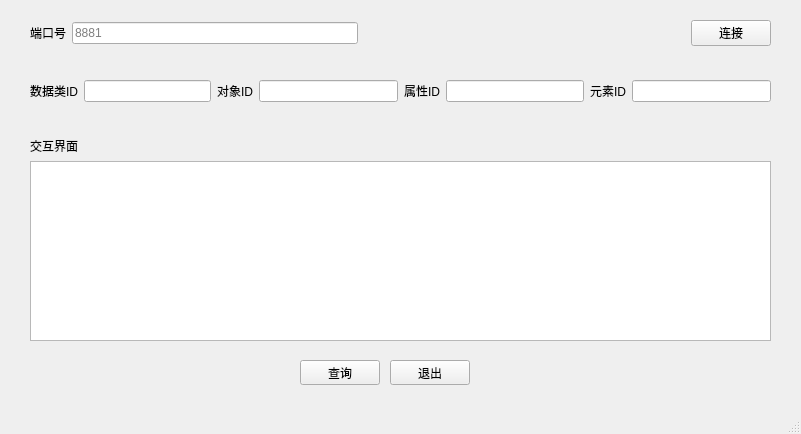
The window that 20999QUERY/querytest.ui (perbright/UDPClient) describes before a commit, drawn with Qt 5.
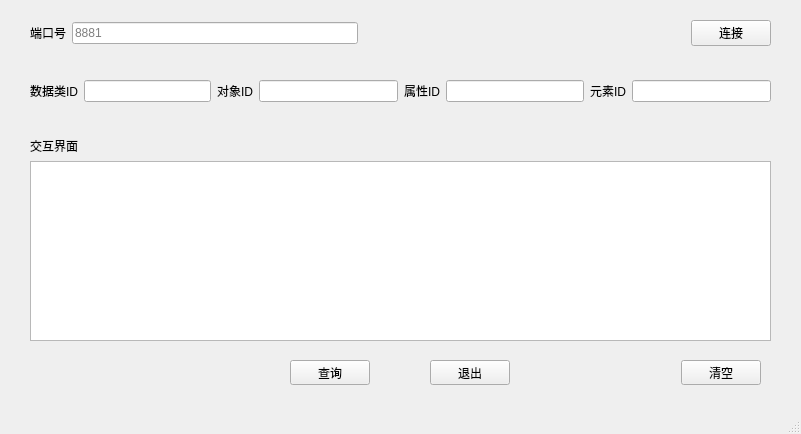
The same window after the commit.

```diff
--- a/20999QUERY/querytest.ui
+++ b/20999QUERY/querytest.ui
@@ -17,13 +17,65 @@
    <widget class="QWidget" name="layoutWidget">
     <property name="geometry">
      <rect>
-      <x>300</x>
+      <x>70</x>
       <y>360</y>
-      <width>170</width>
+      <width>691</width>
       <height>25</height>
      </rect>
     </property>
     <layout class="QHBoxLayout" name="horizontalLayout_6">
+     <item>
+      <spacer name="horizontalSpacer_8">
+       <property name="orientation">
+        <enum>Qt::Horizontal</enum>
+       </property>
+       <property name="sizeHint" stdset="0">
+        <size>
+         <width>40</width>
+         <height>20</height>
+        </size>
+       </property>
+      </spacer>
+     </item>
+     <item>
+      <spacer name="horizontalSpacer_7">
+       <property name="orientation">
+        <enum>Qt::Horizontal</enum>
+       </property>
+       <property name="sizeHint" stdset="0">
+        <size>
+         <width>40</width>
+         <height>20</height>
+        </size>
+       </property>
+      </spacer>
+     </item>
+     <item>
+      <spacer name="horizontalSpacer_9">
+       <property name="orientation">
+        <enum>Qt::Horizontal</enum>
+       </property>
+       <property name="sizeHint" stdset="0">
+        <size>
+         <width>40</width>
+         <height>20</height>
+        </size>
+       </property>
+      </spacer>
+     </item>
+     <item>
+      <spacer name="horizontalSpacer_2">
+       <property name="orientation">
+        <enum>Qt::Horizontal</enum>
+       </property>
+       <property name="sizeHint" stdset="0">
+        <size>
+         <width>40</width>
+         <height>20</height>
+        </size>
+       </property>
+      </spacer>
+     </item>
      <item>
       <widget class="QPushButton" name="pushButton">
        <property name="text">
@@ -44,19 +96,6 @@
        </property>
       </spacer>
      </item>
-     <item>
-      <spacer name="horizontalSpacer_2">
-       <property name="orientation">
-        <enum>Qt::Horizontal</enum>
-       </property>
-       <property name="sizeHint" stdset="0">
-        <size>
-         <width>40</width>
-         <height>20</height>
-        </size>
-       </property>
-      </spacer>
-     </item>
      <item>
       <widget class="QPushButton" name="pushButton_2">
        <property name="text">
@@ -64,6 +103,52 @@
        </property>
       </widget>
      </item>
+     <item>
+      <spacer name="horizontalSpacer_4">
+       <property name="orientation">
+        <enum>Qt::Horizontal</enum>
+       </property>
+       <property name="sizeHint" stdset="0">
+        <size>
+         <width>40</width>
+         <height>20</height>
+        </size>
+       </property>
+      </spacer>
+     </item>
+     <item>
+      <spacer name="horizontalSpacer_6">
+       <property name="orientation">
+        <enum>Qt::Horizontal</enum>
+       </property>
+       <property name="sizeHint" stdset="0">
+        <size>
+         <width>40</width>
+         <height>20</height>
+        </size>
+       </property>
+      </spacer>
+     </item>
+     <item>
+      <spacer name="horizontalSpacer_5">
+       <property name="orientation">
+        <enum>Qt::Horizontal</enum>
+       </property>
+       <property name="sizeHint" stdset="0">
+        <size>
+         <width>40</width>
+         <height>20</height>
+        </size>
+       </property>
+      </spacer>
+     </item>
+     <item>
+      <widget class="QPushButton" name="pushButton_4">
+       <property name="text">
+        <string>清空</string>
+       </property>
+      </widget>
+     </item>
     </layout>
    </widget>
    <widget class="QWidget" name="layoutWidget">
```
